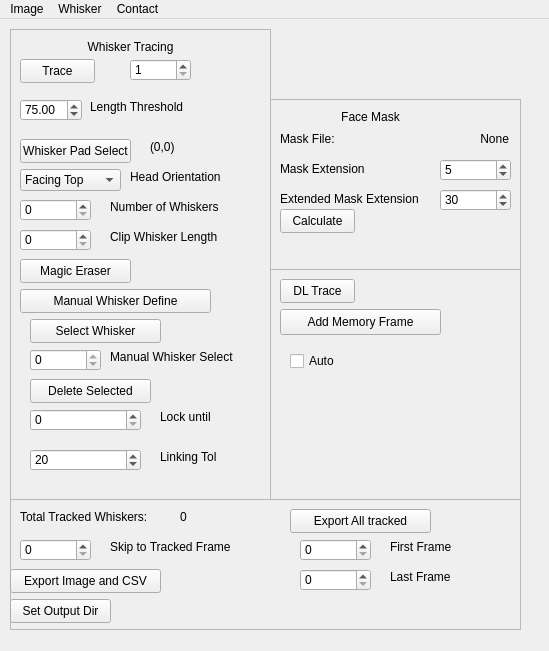
The window that src/WhiskerToolbox/Whisker_Widget/Whisker_Widget.ui (paulmthompson/WhiskerToolbox) describes before a commit, drawn with Qt 5.
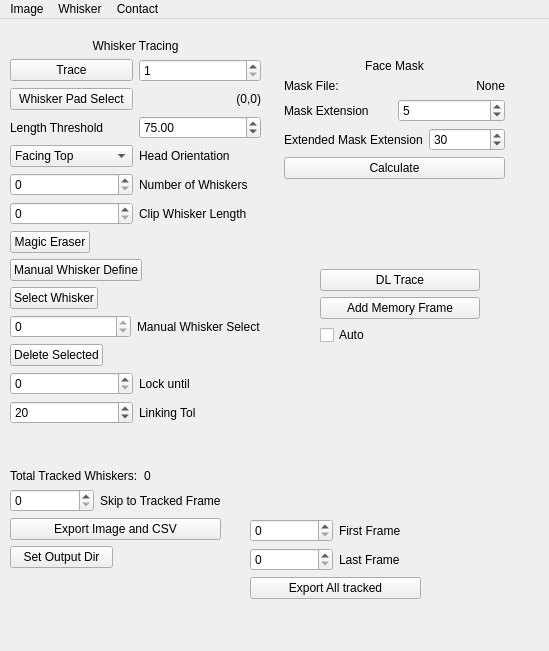
The same window after the commit.

Commit message: better whisker widget layout

Patch:
```diff
--- a/src/WhiskerToolbox/Whisker_Widget/Whisker_Widget.ui
+++ b/src/WhiskerToolbox/Whisker_Widget/Whisker_Widget.ui
@@ -14,98 +14,207 @@
    <string>Form</string>
   </property>
   <widget class="QWidget" name="centralwidget">
-   <widget class="QFrame" name="frame">
+   <widget class="QWidget" name="verticalLayoutWidget">
+    <property name="geometry">
+     <rect>
+      <x>284</x>
+      <y>40</y>
+      <width>221</width>
+      <height>151</height>
+     </rect>
+    </property>
+    <layout class="QVBoxLayout" name="verticalLayout">
+     <item>
+      <widget class="QLabel" name="label_8">
+       <property name="text">
+        <string>Face Mask</string>
+       </property>
+       <property name="alignment">
+        <set>Qt::AlignmentFlag::AlignCenter</set>
+       </property>
+      </widget>
+     </item>
+     <item>
+      <layout class="QHBoxLayout" name="horizontalLayout">
+       <item>
+        <widget class="QLabel" name="label_9">
+         <property name="text">
+          <string>Mask File:</string>
+         </property>
+        </widget>
+       </item>
+       <item>
+        <widget class="QLabel" name="mask_file_label">
+         <property name="text">
+          <string>None</string>
+         </property>
+         <property name="scaledContents">
+          <bool>false</bool>
+         </property>
+         <property name="alignment">
+          <set>Qt::AlignmentFlag::AlignRight|Qt::AlignmentFlag::AlignTrailing|Qt::AlignmentFlag::AlignVCenter</set>
+         </property>
+        </widget>
+       </item>
+      </layout>
+     </item>
+     <item>
+      <layout class="QHBoxLayout" name="horizontalLayout_2">
+       <item>
+        <widget class="QLabel" name="label_11">
+         <property name="text">
+          <string>Mask Extension</string>
+         </property>
+        </widget>
+       </item>
+       <item>
+        <widget class="QSpinBox" name="mask_dilation">
+         <property name="minimum">
+          <number>0</number>
+         </property>
+         <property name="singleStep">
+          <number>1</number>
+         </property>
+         <property name="value">
+          <number>5</number>
+         </property>
+        </widget>
+       </item>
+      </layout>
+     </item>
+     <item>
+      <layout class="QHBoxLayout" name="horizontalLayout_3">
+       <item>
+        <widget class="QLabel" name="label_12">
+         <property name="text">
+          <string>Extended Mask Extension</string>
+         </property>
+        </widget>
+       </item>
+       <item>
+        <widget class="QSpinBox" name="mask_dilation_2">
+         <property name="minimum">
+          <number>0</number>
+         </property>
+         <property name="singleStep">
+          <number>1</number>
+         </property>
+         <property name="value">
+          <number>30</number>
+         </property>
+        </widget>
+       </item>
+      </layout>
+     </item>
+     <item>
+      <widget class="QPushButton" name="calculate_mask">
+       <property name="text">
+        <string>Calculate</string>
+       </property>
+      </widget>
+     </item>
+     <item>
+      <spacer name="verticalSpacer">
+       <property name="orientation">
+        <enum>Qt::Orientation::Vertical</enum>
+       </property>
+       <property name="sizeHint" stdset="0">
+        <size>
+         <width>20</width>
+         <height>40</height>
+        </size>
+       </property>
+      </spacer>
+     </item>
+    </layout>
+   </widget>
+   <widget class="QWidget" name="verticalLayoutWidget_2">
     <property name="geometry">
      <rect>
       <x>10</x>
-      <y>10</y>
-      <width>261</width>
-      <height>471</height>
+      <y>20</y>
+      <width>251</width>
+      <height>426</height>
      </rect>
     </property>
-    <property name="frameShape">
-     <enum>QFrame::Shape::StyledPanel</enum>
-    </property>
-    <property name="frameShadow">
-     <enum>QFrame::Shadow::Raised</enum>
-    </property>
+    <layout class="QVBoxLayout" name="verticalLayout_2">
+     <item>
+      <widget class="QLabel" name="label_5">
+       <property name="text">
+        <string>Whisker Tracing</string>
+       </property>
+       <property name="alignment">
+        <set>Qt::AlignmentFlag::AlignCenter</set>
+       </property>
+      </widget>
+     </item>
+     <item>
+      <layout class="QHBoxLayout" name="horizontalLayout_6">
+       <item>
     <widget class="QPushButton" name="trace_button">
-     <property name="geometry">
-      <rect>
-       <x>10</x>
-       <y>30</y>
-       <width>75</width>
-       <height>24</height>
-      </rect>
-     </property>
      <property name="text">
       <string>Trace</string>
      </property>
     </widget>
-    <widget class="QDoubleSpinBox" name="length_threshold_spinbox">
-     <property name="geometry">
-      <rect>
-       <x>10</x>
-       <y>70</y>
-       <width>62</width>
-       <height>22</height>
-      </rect>
+       </item>
+       <item>
+        <widget class="QSpinBox" name="num_frames_to_trace">
+         <property name="minimum">
+          <number>1</number>
      </property>
      <property name="maximum">
-      <double>600.000000000000000</double>
-     </property>
-     <property name="value">
-      <double>75.000000000000000</double>
-     </property>
-    </widget>
-    <widget class="QLabel" name="label">
-     <property name="geometry">
-      <rect>
-       <x>80</x>
-       <y>70</y>
-       <width>111</width>
-       <height>16</height>
-      </rect>
-     </property>
-     <property name="text">
-      <string>Length Threshold</string>
-     </property>
-    </widget>
+          <number>1000000</number>
+         </property>
+        </widget>
+       </item>
+      </layout>
+     </item>
+     <item>
+      <layout class="QHBoxLayout" name="horizontalLayout_4">
+       <item>
     <widget class="QPushButton" name="whisker_pad_select">
-     <property name="geometry">
-      <rect>
-       <x>10</x>
-       <y>110</y>
-       <width>111</width>
-       <height>24</height>
-      </rect>
-     </property>
      <property name="text">
       <string>Whisker Pad Select</string>
      </property>
     </widget>
+       </item>
+       <item>
     <widget class="QLabel" name="whisker_pad_pos_label">
-     <property name="geometry">
-      <rect>
-       <x>140</x>
-       <y>110</y>
-       <width>71</width>
-       <height>16</height>
-      </rect>
-     </property>
      <property name="text">
       <string>(0,0)</string>
      </property>
-    </widget>
+         <property name="alignment">
+          <set>Qt::AlignmentFlag::AlignRight|Qt::AlignmentFlag::AlignTrailing|Qt::AlignmentFlag::AlignVCenter</set>
+         </property>
+        </widget>
+       </item>
+      </layout>
+     </item>
+     <item>
+      <layout class="QHBoxLayout" name="horizontalLayout_5">
+       <item>
+        <widget class="QLabel" name="label">
+         <property name="text">
+          <string>Length Threshold</string>
+         </property>
+        </widget>
+       </item>
+       <item>
+        <widget class="QDoubleSpinBox" name="length_threshold_spinbox">
+         <property name="maximum">
+          <double>600.000000000000000</double>
+         </property>
+         <property name="value">
+          <double>75.000000000000000</double>
+         </property>
+        </widget>
+       </item>
+      </layout>
+     </item>
+     <item>
+      <layout class="QHBoxLayout" name="horizontalLayout_7">
+       <item>
     <widget class="QComboBox" name="face_orientation">
-     <property name="geometry">
-      <rect>
-       <x>10</x>
-       <y>140</y>
-       <width>101</width>
-       <height>22</height>
-      </rect>
-     </property>
      <item>
       <property name="text">
        <string>Facing Top</string>
@@ -127,28 +236,20 @@
       </property>
      </item>
     </widget>
+       </item>
+       <item>
     <widget class="QLabel" name="label_2">
-     <property name="geometry">
-      <rect>
-       <x>120</x>
-       <y>140</y>
-       <width>121</width>
-       <height>16</height>
-      </rect>
-     </property>
      <property name="text">
       <string>Head Orientation</string>
      </property>
     </widget>
+       </item>
+      </layout>
+     </item>
+     <item>
+      <layout class="QHBoxLayout" name="horizontalLayout_8">
+       <item>
     <widget class="QSpinBox" name="whisker_number">
-     <property name="geometry">
-      <rect>
-       <x>10</x>
-       <y>170</y>
-       <width>71</width>
-       <height>22</height>
-      </rect>
-     </property>
      <property name="minimum">
       <number>0</number>
      </property>
@@ -159,89 +260,68 @@
       <number>0</number>
      </property>
     </widget>
+       </item>
+       <item>
     <widget class="QLabel" name="label_3">
-     <property name="geometry">
-      <rect>
-       <x>100</x>
-       <y>170</y>
-       <width>131</width>
-       <height>16</height>
-      </rect>
-     </property>
      <property name="text">
       <string>Number of Whiskers</string>
      </property>
     </widget>
-    <widget class="QLabel" name="label_5">
-     <property name="geometry">
-      <rect>
-       <x>60</x>
-       <y>10</y>
-       <width>121</width>
-       <height>16</height>
-      </rect>
-     </property>
-     <property name="text">
-      <string>Whisker Tracing</string>
-     </property>
-     <property name="alignment">
-      <set>Qt::AlignmentFlag::AlignCenter</set>
-     </property>
-    </widget>
+       </item>
+      </layout>
+     </item>
+     <item>
+      <layout class="QHBoxLayout" name="horizontalLayout_9">
+       <item>
+        <widget class="QSpinBox" name="whisker_clip">
+         <property name="minimum">
+          <number>0</number>
+         </property>
+         <property name="singleStep">
+          <number>1</number>
+         </property>
+         <property name="value">
+          <number>0</number>
+         </property>
+        </widget>
+       </item>
+       <item>
     <widget class="QLabel" name="label_13">
-     <property name="geometry">
-      <rect>
-       <x>100</x>
-       <y>200</y>
-       <width>131</width>
-       <height>16</height>
-      </rect>
-     </property>
      <property name="text">
       <string>Clip Whisker Length</string>
      </property>
     </widget>
-    <widget class="QSpinBox" name="whisker_clip">
-     <property name="geometry">
-      <rect>
-       <x>10</x>
-       <y>200</y>
-       <width>71</width>
-       <height>22</height>
-      </rect>
-     </property>
-     <property name="minimum">
-      <number>0</number>
-     </property>
-     <property name="singleStep">
-      <number>1</number>
-     </property>
-     <property name="value">
-      <number>0</number>
-     </property>
-    </widget>
+       </item>
+      </layout>
+     </item>
+     <item>
+      <layout class="QHBoxLayout" name="horizontalLayout_10">
+       <item>
     <widget class="QPushButton" name="magic_eraser_button">
-     <property name="geometry">
-      <rect>
-       <x>10</x>
-       <y>230</y>
-       <width>111</width>
-       <height>24</height>
-      </rect>
-     </property>
      <property name="text">
       <string>Magic Eraser</string>
      </property>
     </widget>
+       </item>
+       <item>
+        <spacer name="horizontalSpacer">
+         <property name="orientation">
+          <enum>Qt::Orientation::Horizontal</enum>
+         </property>
+         <property name="sizeHint" stdset="0">
+          <size>
+           <width>40</width>
+           <height>20</height>
+          </size>
+         </property>
+        </spacer>
+       </item>
+      </layout>
+     </item>
+     <item>
+      <layout class="QHBoxLayout" name="horizontalLayout_11">
+       <item>
     <widget class="QPushButton" name="manual_whisker_button">
-     <property name="geometry">
-      <rect>
-       <x>10</x>
-       <y>260</y>
-       <width>191</width>
-       <height>24</height>
-      </rect>
-     </property>
      <property name="text">
       <string>Manual Whisker Define</string>
      </property>
@@ -249,15 +329,50 @@
       <bool>true</bool>
      </property>
     </widget>
+       </item>
+       <item>
+        <spacer name="horizontalSpacer_2">
+         <property name="orientation">
+          <enum>Qt::Orientation::Horizontal</enum>
+         </property>
+         <property name="sizeHint" stdset="0">
+          <size>
+           <width>40</width>
+           <height>20</height>
+          </size>
+         </property>
+        </spacer>
+       </item>
+      </layout>
+     </item>
+     <item>
+      <layout class="QHBoxLayout" name="horizontalLayout_12">
+       <item>
+        <widget class="QPushButton" name="select_whisker_button">
+         <property name="text">
+          <string>Select Whisker</string>
+         </property>
+        </widget>
+       </item>
+       <item>
+        <spacer name="horizontalSpacer_3">
+         <property name="orientation">
+          <enum>Qt::Orientation::Horizontal</enum>
+         </property>
+         <property name="sizeHint" stdset="0">
+          <size>
+           <width>40</width>
+           <height>20</height>
+          </size>
+         </property>
+        </spacer>
+       </item>
+      </layout>
+     </item>
+     <item>
+      <layout class="QHBoxLayout" name="horizontalLayout_13">
+       <item>
     <widget class="QSpinBox" name="manual_whisker_select_spinbox">
-     <property name="geometry">
-      <rect>
-       <x>20</x>
-       <y>320</y>
-       <width>71</width>
-       <height>22</height>
-      </rect>
-     </property>
      <property name="minimum">
       <number>0</number>
      </property>
@@ -271,41 +386,44 @@
       <number>0</number>
      </property>
     </widget>
+       </item>
+       <item>
     <widget class="QLabel" name="label_14">
-     <property name="geometry">
-      <rect>
-       <x>100</x>
-       <y>320</y>
-       <width>141</width>
-       <height>16</height>
-      </rect>
-     </property>
      <property name="text">
       <string>Manual Whisker Select</string>
      </property>
     </widget>
+       </item>
+      </layout>
+     </item>
+     <item>
+      <layout class="QHBoxLayout" name="horizontalLayout_14">
+       <item>
     <widget class="QPushButton" name="delete_whisker_button">
-     <property name="geometry">
-      <rect>
-       <x>20</x>
-       <y>350</y>
-       <width>121</width>
-       <height>24</height>
-      </rect>
-     </property>
      <property name="text">
       <string>Delete Selected</string>
      </property>
     </widget>
+       </item>
+       <item>
+        <spacer name="horizontalSpacer_4">
+         <property name="orientation">
+          <enum>Qt::Orientation::Horizontal</enum>
+         </property>
+         <property name="sizeHint" stdset="0">
+          <size>
+           <width>40</width>
+           <height>20</height>
+          </size>
+         </property>
+        </spacer>
+       </item>
+      </layout>
+     </item>
+     <item>
+      <layout class="QHBoxLayout" name="horizontalLayout_15">
+       <item>
     <widget class="QSpinBox" name="manual_whisker_lock_frame">
-     <property name="geometry">
-      <rect>
-       <x>20</x>
-       <y>380</y>
-       <width>111</width>
-       <height>22</height>
-      </rect>
-     </property>
      <property name="minimum">
       <number>0</number>
      </property>
@@ -319,57 +437,20 @@
       <number>0</number>
      </property>
     </widget>
+       </item>
+       <item>
     <widget class="QLabel" name="label_15">
-     <property name="geometry">
-      <rect>
-       <x>150</x>
-       <y>380</y>
-       <width>81</width>
-       <height>16</height>
-      </rect>
-     </property>
      <property name="text">
       <string>Lock until</string>
      </property>
     </widget>
-    <widget class="QSpinBox" name="num_frames_to_trace">
-     <property name="geometry">
-      <rect>
-       <x>120</x>
-       <y>30</y>
-       <width>61</width>
-       <height>22</height>
-      </rect>
-     </property>
-     <property name="minimum">
-      <number>1</number>
-     </property>
-     <property name="maximum">
-      <number>1000000</number>
-     </property>
-    </widget>
-    <widget class="QPushButton" name="select_whisker_button">
-     <property name="geometry">
-      <rect>
-       <x>20</x>
-       <y>290</y>
-       <width>131</width>
-       <height>24</height>
-      </rect>
-     </property>
-     <property name="text">
-      <string>Select Whisker</string>
-     </property>
-    </widget>
+       </item>
+      </layout>
+     </item>
+     <item>
+      <layout class="QHBoxLayout" name="horizontalLayout_16">
+       <item>
     <widget class="QSpinBox" name="linking_tol_spinbox">
-     <property name="geometry">
-      <rect>
-       <x>20</x>
-       <y>420</y>
-       <width>111</width>
-       <height>22</height>
-      </rect>
-     </property>
      <property name="minimum">
       <number>1</number>
      </property>
@@ -380,399 +461,242 @@
       <number>20</number>
      </property>
     </widget>
+       </item>
+       <item>
     <widget class="QLabel" name="label_18">
-     <property name="geometry">
-      <rect>
-       <x>150</x>
-       <y>420</y>
-       <width>91</width>
-       <height>16</height>
-      </rect>
-     </property>
      <property name="text">
       <string>Linking Tol</string>
      </property>
     </widget>
-   </widget>
-   <widget class="QFrame" name="frame_3">
-    <property name="geometry">
-     <rect>
-      <x>270</x>
-      <y>80</y>
-      <width>251</width>
-      <height>171</height>
-     </rect>
-    </property>
-    <property name="frameShape">
-     <enum>QFrame::Shape::StyledPanel</enum>
-    </property>
-    <property name="frameShadow">
-     <enum>QFrame::Shadow::Raised</enum>
-    </property>
-    <widget class="QLabel" name="label_8">
-     <property name="geometry">
-      <rect>
-       <x>40</x>
-       <y>10</y>
-       <width>121</width>
-       <height>16</height>
-      </rect>
-     </property>
-     <property name="text">
-      <string>Face Mask</string>
-     </property>
-     <property name="alignment">
-      <set>Qt::AlignmentFlag::AlignCenter</set>
-     </property>
-    </widget>
-    <widget class="QPushButton" name="calculate_mask">
+       </item>
+      </layout>
+     </item>
+     <item>
+      <spacer name="verticalSpacer_2">
+       <property name="orientation">
+        <enum>Qt::Orientation::Vertical</enum>
+       </property>
+       <property name="sizeHint" stdset="0">
+        <size>
+         <width>20</width>
+         <height>40</height>
+        </size>
+       </property>
+      </spacer>
+     </item>
+    </layout>
+   </widget>
+   <widget class="QWidget" name="verticalLayoutWidget_3">
      <property name="geometry">
       <rect>
        <x>10</x>
-       <y>110</y>
-       <width>75</width>
-       <height>24</height>
-      </rect>
-     </property>
-     <property name="text">
-      <string>Calculate</string>
-     </property>
-    </widget>
-    <widget class="QLabel" name="label_9">
-     <property name="geometry">
-      <rect>
-       <x>10</x>
-       <y>30</y>
-       <width>71</width>
-       <height>20</height>
-      </rect>
-     </property>
-     <property name="text">
-      <string>Mask File:</string>
-     </property>
-    </widget>
-    <widget class="QLabel" name="mask_file_label">
-     <property name="geometry">
-      <rect>
-       <x>98</x>
-       <y>30</y>
-       <width>141</width>
-       <height>20</height>
-      </rect>
-     </property>
-     <property name="text">
-      <string>None</string>
-     </property>
-     <property name="scaledContents">
-      <bool>false</bool>
-     </property>
-     <property name="alignment">
-      <set>Qt::AlignmentFlag::AlignRight|Qt::AlignmentFlag::AlignTrailing|Qt::AlignmentFlag::AlignVCenter</set>
-     </property>
-    </widget>
-    <widget class="QSpinBox" name="mask_dilation">
-     <property name="geometry">
-      <rect>
-       <x>170</x>
-       <y>60</y>
-       <width>71</width>
-       <height>22</height>
-      </rect>
-     </property>
-     <property name="minimum">
-      <number>0</number>
-     </property>
-     <property name="singleStep">
-      <number>1</number>
-     </property>
-     <property name="value">
-      <number>5</number>
-     </property>
-    </widget>
-    <widget class="QLabel" name="label_11">
-     <property name="geometry">
-      <rect>
-       <x>10</x>
-       <y>60</y>
-       <width>121</width>
-       <height>20</height>
-      </rect>
-     </property>
-     <property name="text">
-      <string>Mask Extension</string>
-     </property>
-    </widget>
-    <widget class="QLabel" name="label_12">
-     <property name="geometry">
-      <rect>
-       <x>10</x>
-       <y>90</y>
-       <width>141</width>
-       <height>20</height>
-      </rect>
-     </property>
-     <property name="text">
-      <string>Extended Mask Extension</string>
-     </property>
-    </widget>
-    <widget class="QSpinBox" name="mask_dilation_2">
-     <property name="geometry">
-      <rect>
-       <x>170</x>
-       <y>90</y>
-       <width>71</width>
-       <height>22</height>
-      </rect>
-     </property>
-     <property name="minimum">
-      <number>0</number>
-     </property>
-     <property name="singleStep">
-      <number>1</number>
-     </property>
-     <property name="value">
-      <number>30</number>
-     </property>
-    </widget>
-   </widget>
-   <widget class="QFrame" name="frame_4">
-    <property name="geometry">
-     <rect>
-      <x>10</x>
-      <y>480</y>
-      <width>511</width>
-      <height>131</height>
-     </rect>
-    </property>
-    <property name="frameShape">
-     <enum>QFrame::Shape::StyledPanel</enum>
-    </property>
-    <property name="frameShadow">
-     <enum>QFrame::Shadow::Raised</enum>
-    </property>
-    <widget class="QPushButton" name="output_dir_button">
-     <property name="geometry">
-      <rect>
-       <x>0</x>
-       <y>100</y>
-       <width>101</width>
-       <height>24</height>
-      </rect>
-     </property>
-     <property name="text">
-      <string>Set Output Dir</string>
-     </property>
-    </widget>
-    <widget class="QLabel" name="output_dir_label">
-     <property name="geometry">
-      <rect>
-       <x>110</x>
-       <y>100</y>
-       <width>361</width>
-       <height>16</height>
-      </rect>
-     </property>
-     <property name="text">
-      <string/>
-     </property>
-     <property name="alignment">
-      <set>Qt::AlignmentFlag::AlignRight|Qt::AlignmentFlag::AlignTrailing|Qt::AlignmentFlag::AlignVCenter</set>
-     </property>
-    </widget>
-    <widget class="QPushButton" name="export_image_csv">
-     <property name="geometry">
-      <rect>
-       <x>0</x>
-       <y>70</y>
-       <width>151</width>
-       <height>24</height>
-      </rect>
-     </property>
-     <property name="text">
-      <string>Export Image and CSV</string>
-     </property>
-    </widget>
-    <widget class="QSpinBox" name="tracked_whisker_number">
-     <property name="geometry">
-      <rect>
-       <x>10</x>
-       <y>40</y>
-       <width>71</width>
-       <height>22</height>
-      </rect>
-     </property>
-     <property name="minimum">
-      <number>0</number>
-     </property>
-     <property name="maximum">
-      <number>1000000</number>
-     </property>
-     <property name="singleStep">
-      <number>1</number>
-     </property>
-     <property name="value">
-      <number>0</number>
-     </property>
-    </widget>
-    <widget class="QLabel" name="label_7">
-     <property name="geometry">
-      <rect>
-       <x>100</x>
-       <y>40</y>
-       <width>131</width>
-       <height>16</height>
-      </rect>
-     </property>
-     <property name="text">
-      <string>Skip to Tracked Frame</string>
-     </property>
-    </widget>
+      <y>450</y>
+      <width>211</width>
+      <height>142</height>
+     </rect>
+    </property>
+    <layout class="QVBoxLayout" name="verticalLayout_3">
+     <item>
+      <layout class="QHBoxLayout" name="horizontalLayout_17">
+       <item>
     <widget class="QLabel" name="label_10">
-     <property name="geometry">
-      <rect>
-       <x>10</x>
-       <y>10</y>
-       <width>141</width>
-       <height>16</height>
-      </rect>
-     </property>
      <property name="text">
       <string>Total Tracked Whiskers:</string>
      </property>
     </widget>
+       </item>
+       <item>
     <widget class="QLabel" name="tracked_whisker_count">
-     <property name="geometry">
-      <rect>
-       <x>170</x>
-       <y>10</y>
-       <width>49</width>
-       <height>16</height>
-      </rect>
-     </property>
      <property name="text">
       <string>0</string>
      </property>
     </widget>
-    <widget class="QPushButton" name="export_all_tracked">
+       </item>
+      </layout>
+     </item>
+     <item>
+      <layout class="QHBoxLayout" name="horizontalLayout_18">
+       <item>
+        <widget class="QSpinBox" name="tracked_whisker_number">
+         <property name="minimum">
+          <number>0</number>
+         </property>
+         <property name="maximum">
+          <number>1000000</number>
+         </property>
+         <property name="singleStep">
+          <number>1</number>
+         </property>
+         <property name="value">
+          <number>0</number>
+         </property>
+        </widget>
+       </item>
+       <item>
+        <widget class="QLabel" name="label_7">
+         <property name="text">
+          <string>Skip to Tracked Frame</string>
+         </property>
+        </widget>
+       </item>
+      </layout>
+     </item>
+     <item>
+      <widget class="QPushButton" name="export_image_csv">
+       <property name="text">
+        <string>Export Image and CSV</string>
+       </property>
+      </widget>
+     </item>
+     <item>
+      <layout class="QHBoxLayout" name="horizontalLayout_19">
+       <item>
+        <widget class="QPushButton" name="output_dir_button">
+         <property name="text">
+          <string>Set Output Dir</string>
+         </property>
+        </widget>
+       </item>
+       <item>
+        <widget class="QLabel" name="output_dir_label">
+         <property name="text">
+          <string/>
+         </property>
+         <property name="alignment">
+          <set>Qt::AlignmentFlag::AlignRight|Qt::AlignmentFlag::AlignTrailing|Qt::AlignmentFlag::AlignVCenter</set>
+         </property>
+        </widget>
+       </item>
+      </layout>
+     </item>
+     <item>
+      <spacer name="verticalSpacer_4">
+       <property name="orientation">
+        <enum>Qt::Orientation::Vertical</enum>
+       </property>
+       <property name="sizeHint" stdset="0">
+        <size>
+         <width>20</width>
+         <height>40</height>
+        </size>
+       </property>
+      </spacer>
+     </item>
+    </layout>
+   </widget>
+   <widget class="QWidget" name="verticalLayoutWidget_4">
      <property name="geometry">
       <rect>
-       <x>280</x>
-       <y>10</y>
-       <width>141</width>
-       <height>24</height>
-      </rect>
-     </property>
-     <property name="text">
-      <string>Export All tracked</string>
-     </property>
-    </widget>
+      <x>250</x>
+      <y>500</y>
+      <width>171</width>
+      <height>92</height>
+     </rect>
+    </property>
+    <layout class="QVBoxLayout" name="verticalLayout_4">
+     <item>
+      <layout class="QHBoxLayout" name="horizontalLayout_20">
+       <item>
     <widget class="QSpinBox" name="export_all_start_spinbox">
-     <property name="geometry">
-      <rect>
-       <x>290</x>
-       <y>40</y>
-       <width>71</width>
-       <height>22</height>
-      </rect>
-     </property>
      <property name="maximum">
       <number>1000000</number>
      </property>
     </widget>
-    <widget class="QSpinBox" name="export_all_end_spinbox">
-     <property name="geometry">
-      <rect>
-       <x>290</x>
-       <y>70</y>
-       <width>71</width>
-       <height>22</height>
-      </rect>
-     </property>
-     <property name="maximum">
-      <number>1000000</number>
-     </property>
-    </widget>
+       </item>
+       <item>
     <widget class="QLabel" name="label_16">
-     <property name="geometry">
-      <rect>
-       <x>380</x>
-       <y>40</y>
-       <width>71</width>
-       <height>16</height>
-      </rect>
-     </property>
      <property name="text">
       <string>First Frame</string>
      </property>
     </widget>
+       </item>
+      </layout>
+     </item>
+     <item>
+      <layout class="QHBoxLayout" name="horizontalLayout_21">
+       <item>
+        <widget class="QSpinBox" name="export_all_end_spinbox">
+         <property name="maximum">
+          <number>1000000</number>
+         </property>
+        </widget>
+       </item>
+       <item>
     <widget class="QLabel" name="label_17">
-     <property name="geometry">
-      <rect>
-       <x>380</x>
-       <y>70</y>
-       <width>71</width>
-       <height>16</height>
-      </rect>
-     </property>
      <property name="text">
       <string>Last Frame</string>
      </property>
     </widget>
-   </widget>
-   <widget class="QFrame" name="frame_5">
+       </item>
+      </layout>
+     </item>
+     <item>
+      <widget class="QPushButton" name="export_all_tracked">
+       <property name="text">
+        <string>Export All tracked</string>
+       </property>
+      </widget>
+     </item>
+     <item>
+      <spacer name="verticalSpacer_3">
+       <property name="orientation">
+        <enum>Qt::Orientation::Vertical</enum>
+       </property>
+       <property name="sizeHint" stdset="0">
+        <size>
+         <width>20</width>
+         <height>40</height>
+        </size>
+       </property>
+      </spacer>
+     </item>
+    </layout>
+   </widget>
+   <widget class="QWidget" name="verticalLayoutWidget_5">
     <property name="geometry">
      <rect>
-      <x>270</x>
+      <x>320</x>
       <y>250</y>
-      <width>251</width>
-      <height>231</height>
+      <width>160</width>
+      <height>88</height>
      </rect>
     </property>
-    <property name="frameShape">
-     <enum>QFrame::Shape::StyledPanel</enum>
-    </property>
-    <property name="frameShadow">
-     <enum>QFrame::Shadow::Raised</enum>
-    </property>
+    <layout class="QVBoxLayout" name="verticalLayout_5">
+     <item>
     <widget class="QPushButton" name="dl_trace_button">
-     <property name="geometry">
-      <rect>
-       <x>10</x>
-       <y>10</y>
-       <width>75</width>
-       <height>24</height>
-      </rect>
-     </property>
      <property name="text">
       <string>DL Trace</string>
      </property>
     </widget>
+     </item>
+     <item>
     <widget class="QPushButton" name="dl_add_memory_button">
-     <property name="geometry">
-      <rect>
-       <x>10</x>
-       <y>40</y>
-       <width>161</width>
-       <height>26</height>
-      </rect>
-     </property>
      <property name="text">
       <string>Add Memory Frame</string>
      </property>
     </widget>
+     </item>
+     <item>
     <widget class="QCheckBox" name="auto_dl_checkbox">
-     <property name="geometry">
-      <rect>
-       <x>20</x>
-       <y>80</y>
-       <width>92</width>
-       <height>24</height>
-      </rect>
-     </property>
      <property name="text">
       <string>Auto</string>
      </property>
     </widget>
+     </item>
+     <item>
+      <spacer name="verticalSpacer_5">
+       <property name="orientation">
+        <enum>Qt::Orientation::Vertical</enum>
+       </property>
+       <property name="sizeHint" stdset="0">
+        <size>
+         <width>20</width>
+         <height>40</height>
+        </size>
+       </property>
+      </spacer>
+     </item>
+    </layout>
    </widget>
   </widget>
   <widget class="QMenuBar" name="menuBar">
```
Lines whose indentation alone changed are shown as unchanged. The commit also changes 2 other files.
